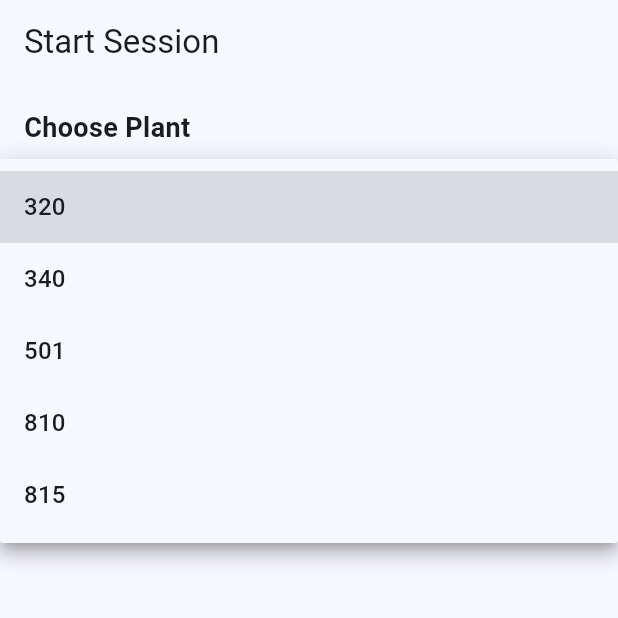
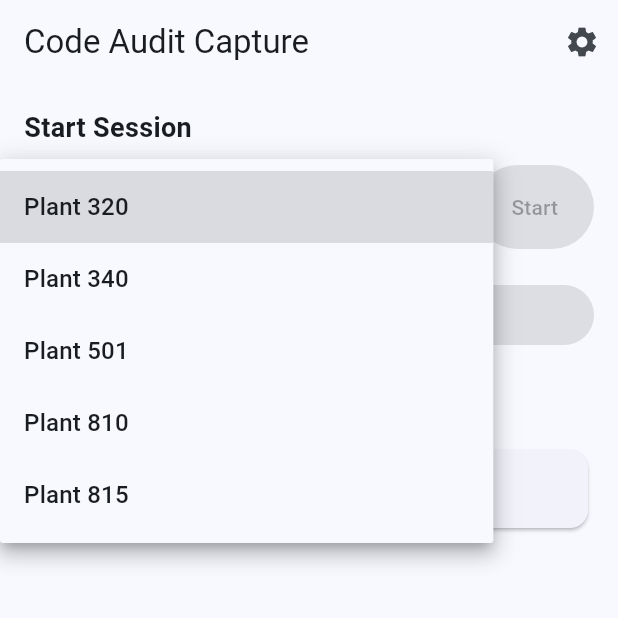
Before and after one commit to mitblan/code_audit_capture, a Flutter app: the screen it shows after launch, after a tap on "Select plant", on a phone screen of 412 x 824 dp, the top half of it. Run offline on Flutter 3.47's test engine with Material 3 defaults, Android fonts, the phone set to English and light mode, and no system bars; our stand-ins replace csv, file_picker, sqflite, sqflite_common_ffi; accounts and stored records are empty.

Commit message:
Reworked session_screen.dart to make it more functional

```diff
--- /dev/null
+++ b/lib/models/plant_session_summary.dart
@@ -0,0 +1,9 @@
+class PlantSessionSummary {
+  final String plantNumber;
+  final int writeupCount;
+
+  const PlantSessionSummary({
+    required this.plantNumber,
+    required this.writeupCount,
+  });
+}
--- a/lib/screens/session_screen.dart
+++ b/lib/screens/session_screen.dart
@@ -1,84 +1,229 @@
 import 'package:flutter/material.dart';
+
+import '../models/plant_session_summary.dart';
+import '../services/database_service.dart';
+import '../services/export_service.dart';
+import 'settings_screen.dart';
 import 'writeups_screen.dart';
-import 'settings_screen.dart';
 
-class SessionScreen extends StatelessWidget {
+class SessionScreen extends StatefulWidget {
   const SessionScreen({super.key});
 
   @override
+  State<SessionScreen> createState() => _SessionScreenState();
+}
+
+class _SessionScreenState extends State<SessionScreen> {
+  final List<String> _plants = ['320', '340', '501', '810', '815'];
+
+  String? _selectedPlant;
+  List<PlantSessionSummary> _sessionSummaries = [];
+  bool _isLoading = true;
+  bool _isExportingCsv = false;
+
+  @override
+  void initState() {
+    super.initState();
+    _loadSessionSummaries();
+  }
+
+  Future<void> _loadSessionSummaries() async {
+    setState(() {
+      _isLoading = true;
+    });
+
+    final summaries = await DatabaseService().getPlantSessionSummaries();
+
+    if (!mounted) return;
+
+    setState(() {
+      _sessionSummaries = summaries;
+      _isLoading = false;
+    });
+  }
+
+  Future<void> _startSession() async {
+    if (_selectedPlant == null) return;
+
+    await Navigator.push(
+      context,
+      MaterialPageRoute(
+        builder: (_) => WriteupsScreen(plantNumber: _selectedPlant!),
+      ),
+    );
+
+    await _loadSessionSummaries();
+  }
+
+  Future<void> _openPlantSession(String plantNumber) async {
+    await Navigator.push(
+      context,
+      MaterialPageRoute(
+        builder: (_) => WriteupsScreen(plantNumber: plantNumber),
+      ),
+    );
+
+    await _loadSessionSummaries();
+  }
+
+  Future<void> _exportAccessCsv() async {
+    try {
+      setState(() {
+        _isExportingCsv = true;
+      });
+
+      final String? result = await ExportService().exportAllWriteupsToCsv();
+
+      if (!mounted) return;
+
+      if (result == null) {
+        ScaffoldMessenger.of(
+          context,
+        ).showSnackBar(const SnackBar(content: Text('Export cancelled.')));
+      } else {
+        ScaffoldMessenger.of(context).showSnackBar(
+          const SnackBar(content: Text('Access CSV exported successfully.')),
+        );
+      }
+    } catch (e) {
+      if (!mounted) return;
+
+      ScaffoldMessenger.of(
+        context,
+      ).showSnackBar(SnackBar(content: Text('Export failed: $e')));
+    } finally {
+      if (!mounted) return;
+
+      setState(() {
+        _isExportingCsv = false;
+      });
+    }
+  }
+
+  Future<void> _exportPlantPdf(String plantNumber) async {
+    ScaffoldMessenger.of(context).showSnackBar(
+      SnackBar(content: Text('Plant $plantNumber PDF export is next.')),
+    );
+  }
+
+  @override
   Widget build(BuildContext context) {
-    final plants = ['320', '340', '501', '810', '815'];
-
-    String? selectedPlant;
+    final hasUnexportedWriteups = _sessionSummaries.isNotEmpty;
 
     return Scaffold(
-      appBar: AppBar(title: const Text('Start Session')),
-      body: Padding(
+      appBar: AppBar(
+        title: const Text('Code Audit Capture'),
+        actions: [
+          IconButton(
+            tooltip: 'Settings',
+            icon: const Icon(Icons.settings),
+            onPressed: () {
+              Navigator.push(
+                context,
+                MaterialPageRoute(builder: (_) => const SettingsScreen()),
+              );
+            },
+          ),
+        ],
+      ),
+      body: RefreshIndicator(
+        onRefresh: _loadSessionSummaries,
+        child: ListView(
           padding: const EdgeInsets.all(16),
-        child: StatefulBuilder(
-          builder: (context, setState) {
-            return Column(
-              crossAxisAlignment: CrossAxisAlignment.stretch,
           children: [
             const Text(
-                  'Choose Plant',
+              'Start Session',
               style: TextStyle(fontSize: 18, fontWeight: FontWeight.bold),
             ),
             const SizedBox(height: 12),
-                DropdownButtonFormField<String>(
-                  initialValue: selectedPlant,
+            Row(
+              children: [
+                Expanded(
+                  child: DropdownButtonFormField<String>(
+                    initialValue: _selectedPlant,
                     decoration: const InputDecoration(
                       border: OutlineInputBorder(),
                       hintText: 'Select plant',
+                      isDense: true,
                     ),
-                  items: plants
+                    items: _plants
                         .map(
-                        (plant) =>
-                            DropdownMenuItem(value: plant, child: Text(plant)),
+                          (plant) => DropdownMenuItem<String>(
+                            value: plant,
+                            child: Text('Plant $plant'),
+                          ),
                         )
                         .toList(),
                     onChanged: (value) {
                       setState(() {
-                      selectedPlant = value;
+                        _selectedPlant = value;
                       });
                     },
                   ),
-                const SizedBox(height: 20),
-                ElevatedButton(
-                  onPressed: selectedPlant == null
-                      ? null
-                      : () {
-                          Navigator.push(
-                            context,
-                            MaterialPageRoute(
-                              builder: (_) =>
-                                  WriteupsScreen(plantNumber: selectedPlant!),
                 ),
-                          );
-                        },
-                  child: const Padding(
-                    padding: EdgeInsets.symmetric(vertical: 16),
-                    child: Text('Start Session'),
-                  ),
-                ),
-                const SizedBox(height: 12),
-                OutlinedButton(
-                  onPressed: () {
-                    Navigator.push(
-                      context,
-                      MaterialPageRoute(
-                        builder: (context) => const SettingsScreen(),
-                      ),
-                    );
-                  },
-                  child: const Padding(
-                    padding: EdgeInsets.symmetric(vertical: 16),
-                    child: Text('Settings'),
+                const SizedBox(width: 12),
+                SizedBox(
+                  height: 56,
+                  child: ElevatedButton(
+                    onPressed: _selectedPlant == null ? null : _startSession,
+                    child: const Text('Start'),
                   ),
                 ),
               ],
-            );
-          },
+            ),
+            const SizedBox(height: 20),
+            ElevatedButton.icon(
+              onPressed: hasUnexportedWriteups && !_isExportingCsv
+                  ? _exportAccessCsv
+                  : null,
+              icon: _isExportingCsv
+                  ? const SizedBox(
+                      width: 18,
+                      height: 18,
+                      child: CircularProgressIndicator(strokeWidth: 2),
+                    )
+                  : const Icon(Icons.file_download),
+              label: const Text('Export All to Access CSV'),
+            ),
+            const SizedBox(height: 24),
+            const Text(
+              'Current Unexported Sessions',
+              style: TextStyle(fontSize: 18, fontWeight: FontWeight.bold),
+            ),
+            const SizedBox(height: 12),
+            if (_isLoading)
+              const Padding(
+                padding: EdgeInsets.symmetric(vertical: 24),
+                child: Center(child: CircularProgressIndicator()),
+              )
+            else if (_sessionSummaries.isEmpty)
+              const Card(
+                child: Padding(
+                  padding: EdgeInsets.all(16),
+                  child: Text('No unexported writeups found.'),
+                ),
+              )
+            else
+              ..._sessionSummaries.map(
+                (summary) => Card(
+                  child: ListTile(
+                    title: Text('Plant ${summary.plantNumber}'),
+                    subtitle: Text('${summary.writeupCount} writeups'),
+                    onTap: () => _openPlantSession(summary.plantNumber),
+                    trailing: Row(
+                      mainAxisSize: MainAxisSize.min,
+                      children: [
+                        IconButton(
+                          icon: const Icon(Icons.picture_as_pdf),
+                          onPressed: () => _exportPlantPdf(summary.plantNumber),
+                        ),
+                        const Icon(Icons.chevron_right),
+                      ],
+                    ),
+                  ),
+                ),
+              ),
+          ],
         ),
       ),
     );
--- a/lib/services/database_service.dart
+++ b/lib/services/database_service.dart
@@ -1,6 +1,7 @@
 import 'package:path/path.dart';
 import 'package:sqflite/sqflite.dart';
 import '../models/audit_writeup.dart';
+import '../models/plant_session_summary.dart';
 
 class DatabaseService {
   static final DatabaseService _instance = DatabaseService._internal();
@@ -100,6 +101,24 @@ class DatabaseService {
     return maps.map((map) => AuditWriteup.fromMap(map)).toList();
   }
 
+  Future<List<PlantSessionSummary>> getPlantSessionSummaries() async {
+    final db = await database;
+
+    final results = await db.rawQuery('''
+    SELECT plant_number, COUNT(*) AS writeupCount
+    FROM audit_writeups
+    GROUP BY plant_number
+    ORDER BY CAST(plant_number AS INTEGER)
+  ''');
+
+    return results.map((row) {
+      return PlantSessionSummary(
+        plantNumber: row['plant_number'] as String,
+        writeupCount: row['writeupCount'] as int,
+      );
+    }).toList();
+  }
+
   Future<int> deleteWriteup(int id) async {
     final db = await database;
     return await db.delete('audit_writeups', where: 'id = ?', whereArgs: [id]);
```
Lines whose indentation alone changed are shown as unchanged.
